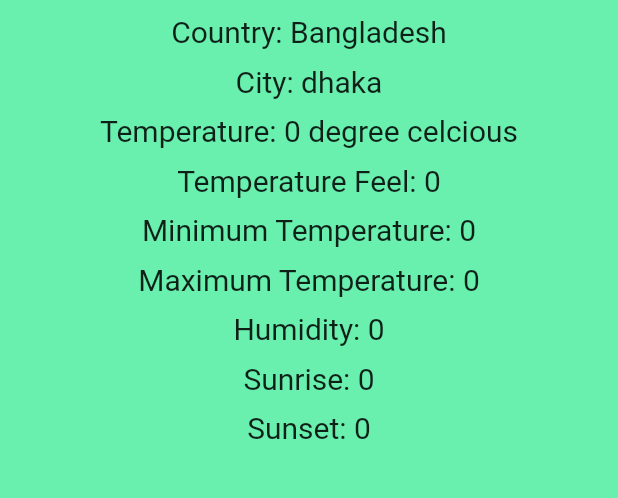
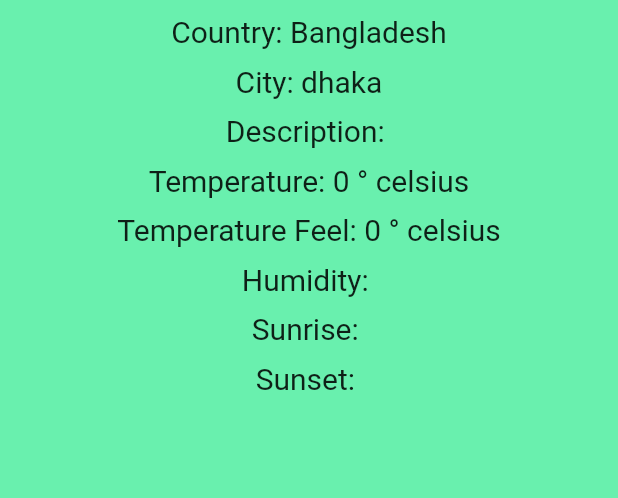
Before and after one commit to ashikurrahmanbhuiyan/weather_api, a Flutter app: the screen it shows after launch, on a phone screen of 412 x 824 dp, the part 299-797 px from its top. Run offline on Flutter 3.47's test engine with Material 2 defaults, Android fonts, the phone set to English and light mode, and no system bars; network calls fail.

Commit message:
description added

```diff
--- a/lib/main.dart
+++ b/lib/main.dart
@@ -41,12 +41,11 @@ class _WeatherScreenState extends State<WeatherScreen> {
   String city = 'dhaka';
   String showCity = 'dhaka';
   int temp = 0;
-  String tempfeel = '0';
-  String mintemp = '0';
-  String maxtemp = '0';
-  String humidity = '0';
-  String sunrise = '0';
-  String sunset = '0';
+  int tempfeel = 0;
+  String description = '';
+  String humidity = '';
+  String sunrise = '';
+  String sunset = '';
 
 
   @override
@@ -64,9 +63,8 @@ class _WeatherScreenState extends State<WeatherScreen> {
     setState(() {
       country = json.decode(response.body)['sys']['country'].toString();
       temp = double.parse(json.decode(response.body)['main']['temp'].toString()).toInt() - 273.toInt();
-      tempfeel = json.decode(response.body)['main']['feels_like'].toString();
-      mintemp = json.decode(response.body)['main']['temp_min'].toString();
-      maxtemp = json.decode(response.body)['main']['temp_max'].toString();
+      tempfeel = double.parse(json.decode(response.body)['main']['feels_like'].toString()).toInt() - 273.toInt();
+      description = json.decode(response.body)['weather'][0]['description'].toString();
       humidity = json.decode(response.body)['main']['humidity'].toString();
       sunrise = json.decode(response.body)['sys']['sunrise'].toString();
       sunset = json.decode(response.body)['sys']['sunset'].toString();
@@ -109,13 +107,11 @@ class _WeatherScreenState extends State<WeatherScreen> {
           const SizedBox(height: 10),
           Text('City: $showCity', style: const TextStyle(fontSize: 20),),
           const SizedBox(height: 10),
-          Text('Temperature: $temp degree celcious', style: const TextStyle(fontSize: 20),),
+          Text('Description: $description', style: const TextStyle(fontSize: 20),),
           const SizedBox(height: 10),
-          Text('Temperature Feel: $tempfeel', style: const TextStyle(fontSize: 20),),
+          Text('Temperature: $temp ° celsius', style: const TextStyle(fontSize: 20),),
           const SizedBox(height: 10),
-          Text('Minimum Temperature: $mintemp', style: const TextStyle(fontSize: 20),),
-          const SizedBox(height: 10),
-          Text('Maximum Temperature: $maxtemp', style: const TextStyle(fontSize: 20),),
+          Text('Temperature Feel: $tempfeel ° celsius', style: const TextStyle(fontSize: 20),),
           const SizedBox(height: 10),
           Text('Humidity: $humidity', style: const TextStyle(fontSize: 20),),
           const SizedBox(height: 10),
```
